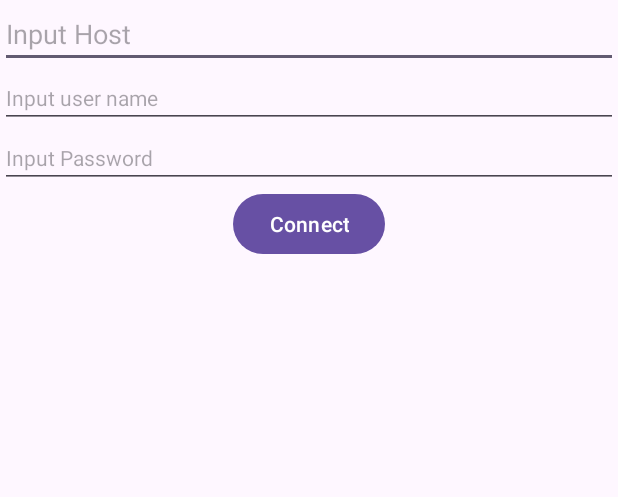
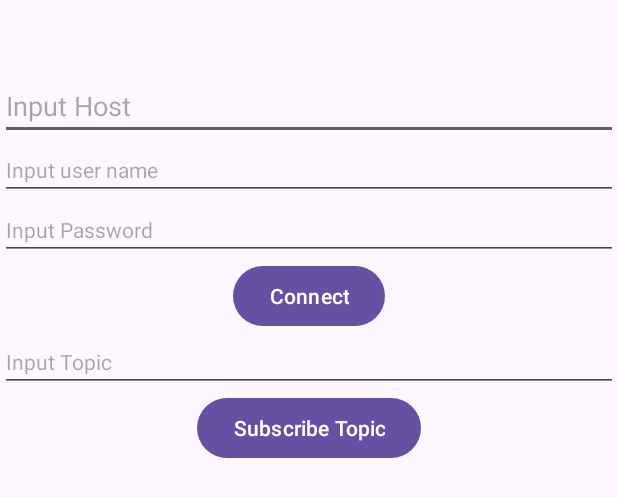
Before and after one commit to hoangchungk53qx1/mqtt-manager, an Android app: the layout activity_main.xml on its own in the app's theme, with its tools: preview values and no code run, on a phone screen of 412 x 824 dp. Shown: the top 497 px of the screen. Run offline under Robolectric (Android 15) with nearby library versions, the phone set to English and light mode, and no system bars.

Commit message:
update example

```diff
--- a/app/src/main/java/com/chungha/mqtt_manager/MainViewModel.kt
+++ b/app/src/main/java/com/chungha/mqtt_manager/MainViewModel.kt
@@ -64,6 +64,12 @@ class MainViewModel : ViewModel() {
         )
     }
 
+    fun subscribeTopic(topic: String) {
+        MqttManager.subscribeListTopic(
+            topics = listOf(element = Topic(topic = topic, qos = Topic.Qos.QOS_2))
+        )
+    }
+
     companion object {
         private const val TAG = "MainViewModel"
     }
--- a/app/src/main/res/layout/activity_main.xml
+++ b/app/src/main/res/layout/activity_main.xml
@@ -8,10 +8,11 @@
 
     <androidx.appcompat.widget.AppCompatTextView
         android:id="@+id/tvStatusConnection"
-        android:layout_width="wrap_content"
+        android:layout_width="0dp"
         android:layout_height="wrap_content"
         android:textSize="24sp"
         app:layout_constraintEnd_toEndOf="parent"
+        app:layout_constraintStart_toStartOf="parent"
         app:layout_constraintTop_toTopOf="parent" />
 
     <EditText
@@ -20,10 +21,11 @@
         android:layout_height="wrap_content"
         android:autofillHints=""
         android:hint="@string/input_host"
+        android:layout_marginTop="15dp"
         android:inputType="text"
         app:layout_constraintEnd_toEndOf="parent"
         app:layout_constraintStart_toStartOf="parent"
-        app:layout_constraintTop_toBottomOf="@+id/statusConnection" />
+        app:layout_constraintTop_toBottomOf="@+id/tvStatusConnection" />
 
     <EditText
         android:id="@+id/inputUserName"
@@ -49,6 +51,7 @@
         app:layout_constraintStart_toStartOf="parent"
         app:layout_constraintTop_toBottomOf="@+id/inputUserName" />
 
+
     <Button
         android:id="@+id/btnConnect"
         android:layout_width="wrap_content"
@@ -59,6 +62,28 @@
         app:layout_constraintStart_toStartOf="parent"
         app:layout_constraintTop_toBottomOf="@+id/inputPassword" />
 
+    <EditText
+        android:id="@+id/inputTopic"
+        android:layout_width="match_parent"
+        android:layout_height="wrap_content"
+        android:autofillHints=""
+        android:hint="@string/input_topic"
+        android:inputType="text"
+        android:textSize="14sp"
+        app:layout_constraintEnd_toEndOf="parent"
+        app:layout_constraintStart_toStartOf="parent"
+        app:layout_constraintTop_toBottomOf="@+id/btnConnect" />
+
+    <Button
+        android:id="@+id/btnSubscribeTopic"
+        android:layout_width="wrap_content"
+        android:layout_height="wrap_content"
+        android:text="@string/subscribe_topic"
+        android:textSize="14sp"
+        app:layout_constraintEnd_toEndOf="parent"
+        app:layout_constraintStart_toStartOf="parent"
+        app:layout_constraintTop_toBottomOf="@+id/inputTopic" />
+
     <androidx.appcompat.widget.AppCompatTextView
         android:id="@+id/tvMessage"
         android:layout_width="match_parent"
@@ -66,6 +91,6 @@
         app:layout_constraintBottom_toBottomOf="parent"
         app:layout_constraintEnd_toEndOf="parent"
         app:layout_constraintStart_toStartOf="parent"
-        app:layout_constraintTop_toBottomOf="@+id/btnConnect" />
+        app:layout_constraintTop_toBottomOf="@+id/btnSubscribeTopic" />
 
 </androidx.constraintlayout.widget.ConstraintLayout>
--- a/app/src/main/res/values/strings.xml
+++ b/app/src/main/res/values/strings.xml
@@ -4,4 +4,7 @@
     <string name="input_user_name">Input user name</string>
     <string name="input_password">Input Password</string>
     <string name="connect">Connect</string>
+    <string name="subscribe_topic">Subscribe Topic</string>
+    <string name="input_topic">Input Topic</string>
+    <string name="status_name">Status Connect : %1$s</string>
 </resources>
--- a/mqttworker/src/main/java/com/chungha/mqttworker/domain/Topic.kt
+++ b/mqttworker/src/main/java/com/chungha/mqttworker/domain/Topic.kt
@@ -1,4 +1,3 @@
-package com.chungha.mqttworker.domain
 /*
  * MIT License
  *
@@ -23,9 +22,13 @@ package com.chungha.mqttworker.domain
  * SOFTWARE.
  */
 
+package com.chungha.mqttworker.domain
+
 /**
  *  QOS_0(0), At most once, may be repeated or lost
+ *
  *  QOS_1(1), At least once, may be repeated
+ *
  *  QOS_2(2), Only once, ensure that the message only arrives once (for stricter billing systems)
  */
 
```
Also changed, not shown: app/src/main/java/com/chungha/mqtt_manager/MainActivity.kt (+7 -1 lines), mqttworker/src/main/java/com/chungha/mqttworker/MqttManager.kt (+3 -7 lines), mqttworker/src/main/java/com/chungha/mqttworker/worker/MqttWorkerListener.kt (+6 -2 lines).
